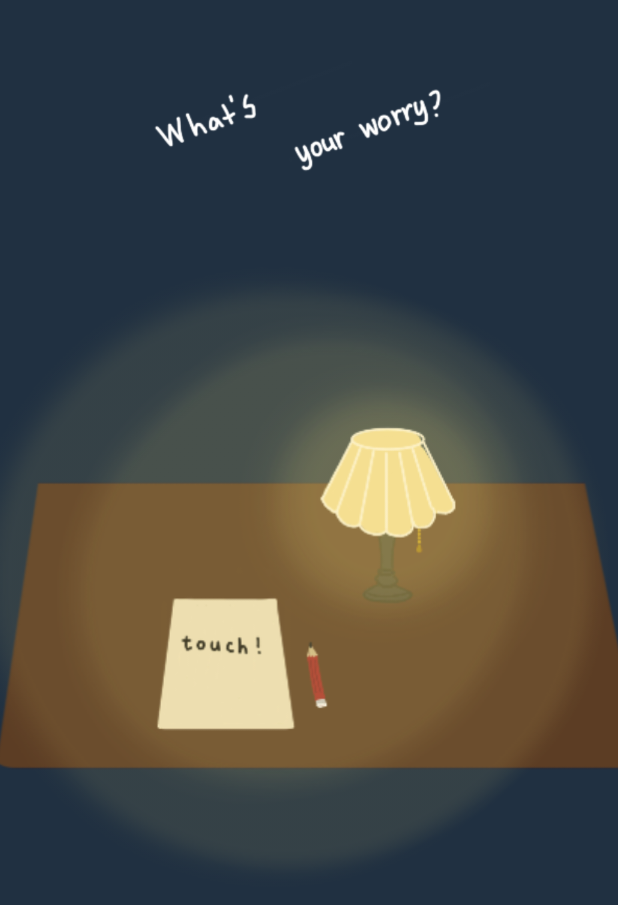
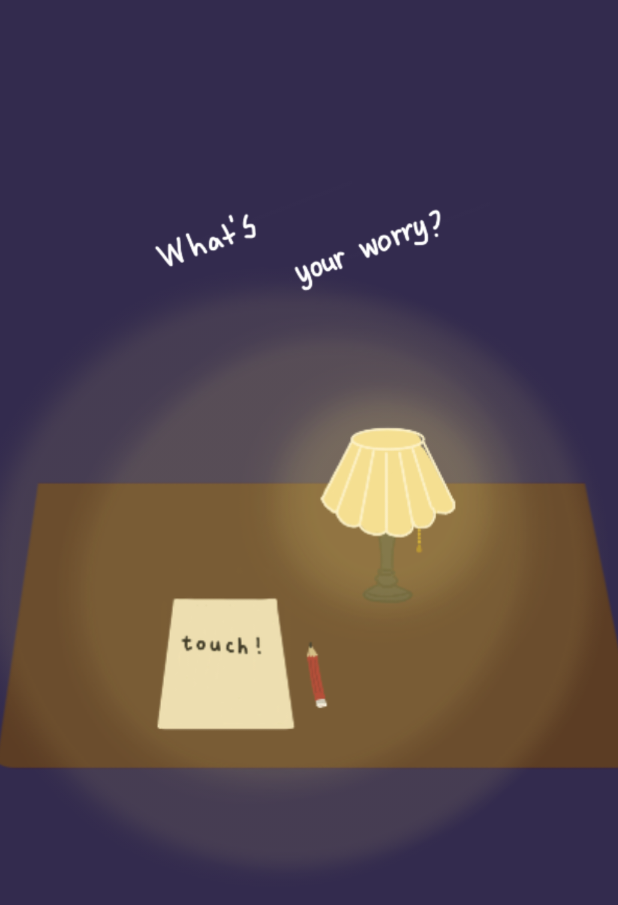
Before and after one commit to jeongiin/Planetwork, an Android app: the fragment WriteLetterFragment shown on its own in the app's theme, on a phone screen of 412 x 824 dp. Shown: the top 905 px of the screen. Run offline under Robolectric (Android 15) with nearby library versions, the phone set to English and light mode, and no system bars.

```diff
--- a/app/src/main/res/layout/activity_read_letter.xml
+++ b/app/src/main/res/layout/activity_read_letter.xml
@@ -2,7 +2,8 @@
 <androidx.constraintlayout.widget.ConstraintLayout
         xmlns:android="http://schemas.android.com/apk/res/android"
         xmlns:app="http://schemas.android.com/apk/res-auto"
-        xmlns:tools="http://schemas.android.com/tools" android:orientation="vertical"
+        xmlns:tools="http://schemas.android.com/tools"
+        android:orientation="vertical"
         android:layout_width="match_parent"
         android:layout_height="match_parent"
         android:background="@color/colorLetterBackground">
--- a/app/src/main/res/layout/fragment_writeletter.xml
+++ b/app/src/main/res/layout/fragment_writeletter.xml
@@ -2,7 +2,8 @@
 <androidx.constraintlayout.widget.ConstraintLayout
         xmlns:android="http://schemas.android.com/apk/res/android"
         xmlns:app="http://schemas.android.com/apk/res-auto"
-        xmlns:tools="http://schemas.android.com/tools" android:background="#203041"
+        xmlns:tools="http://schemas.android.com/tools"
+        android:background="#332B4E"
         android:orientation="vertical"
         android:layout_width="match_parent"
         android:layout_height="match_parent">
@@ -30,14 +31,21 @@
             app:layout_constraintEnd_toEndOf="parent"
             app:layout_constraintTop_toTopOf="parent"
             android:layout_marginTop="40dp"
-            app:layout_constraintVertical_bias="0.344" app:layout_constraintHorizontal_bias="0.577"/>
+            app:layout_constraintVertical_bias="0.344"
+            app:layout_constraintHorizontal_bias="0.577"/>
     <ImageView
             android:layout_width="265dp"
-            android:layout_height="164dp" app:srcCompat="@drawable/what_worry"
-            tools:layout_editor_absoluteY="86dp" android:id="@+id/imageView"
-            app:layout_constraintStart_toStartOf="parent" android:layout_marginLeft="8dp"
-            android:layout_marginStart="8dp" app:layout_constraintEnd_toEndOf="parent" android:layout_marginEnd="8dp"
-            android:layout_marginRight="8dp"/>
+            android:layout_height="164dp"
+            app:srcCompat="@drawable/what_worry"
+            android:id="@+id/imageView"
+            app:layout_constraintStart_toStartOf="parent"
+            android:layout_marginLeft="8dp"
+            android:layout_marginStart="8dp"
+            app:layout_constraintEnd_toEndOf="parent"
+            android:layout_marginEnd="8dp"
+            android:layout_marginRight="8dp"
+            android:layout_marginTop="80dp"
+            app:layout_constraintTop_toTopOf="parent"/>
 
 
 </androidx.constraintlayout.widget.ConstraintLayout>
```
